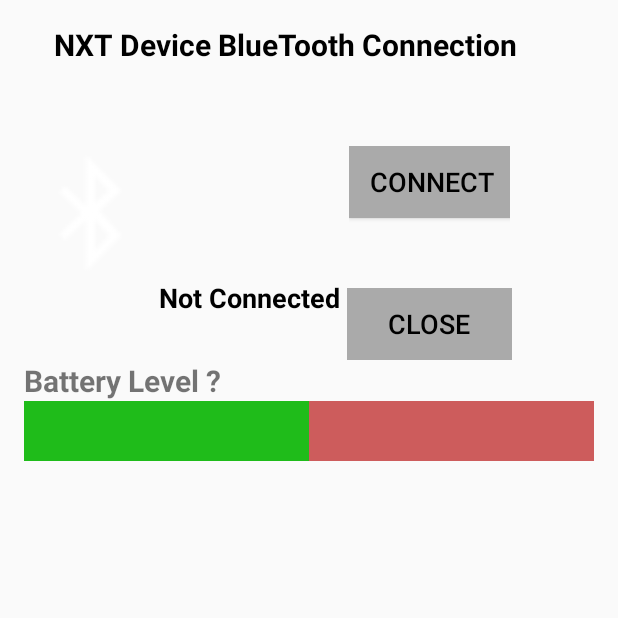
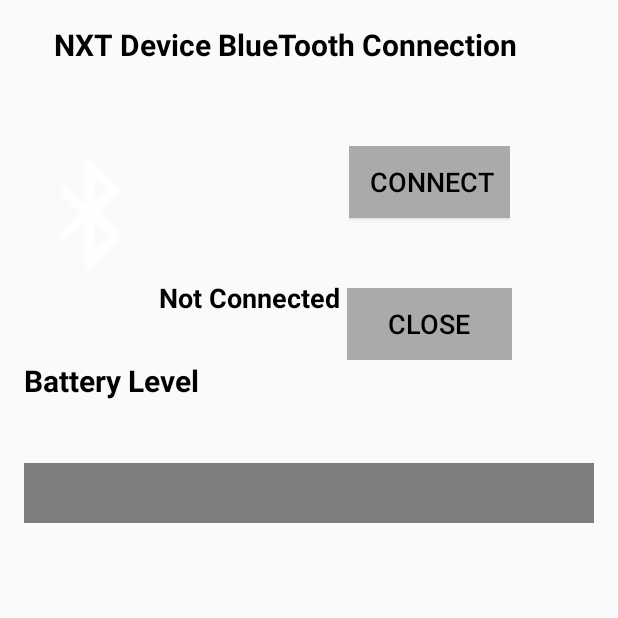
Before and after one commit to COSC526RobotsAreUs/RobotCar, an Android app: the ConnectActivity screen opened directly, with no data from a screen before it, on a phone screen of 412 x 824 dp, the top half of it. Run offline under Robolectric (Android 15) with nearby library versions, the phone set to English and light mode, and no system bars.

Commit message:
Battery Level is Done

```diff
--- a/app/src/main/java/com/example/will/robotcar/BatteryLevelView.java
+++ b/app/src/main/java/com/example/will/robotcar/BatteryLevelView.java
@@ -28,7 +28,7 @@
         redPaint.setAntiAlias(true);
         redPaint.setStrokeWidth((float) 15);
         redPaint.setStyle(Paint.Style.FILL);
-        redPaint.setColor(Color.parseColor("#CD5C5C"));
+        redPaint.setColor(Color.parseColor("#7E7E7E"));
 
         float left = this.getLeft();
         float top = this.getTop();
--- a/app/src/main/java/com/example/will/robotcar/ConnectActivity.java
+++ b/app/src/main/java/com/example/will/robotcar/ConnectActivity.java
@@ -38,7 +38,6 @@
     boolean cv_moveFlag = false;
     ListView cv_Blist;
 
-    // BT Variables
     private BluetoothAdapter btInterface;
     private Set<BluetoothDevice> pairedDevices;
     private BluetoothDevice bd;
@@ -50,6 +49,7 @@
     private Button cv_connectBtn, cv_disconnectBtn;
     private ImageView flipImg;
     private TableLayout cv_tableLayout;
+    private TextView m_battery;
 
     private BatteryLevelView batteryLevelView;
 
@@ -62,7 +62,6 @@
         cv_connectBtn.setOnClickListener(this);
         cv_disconnectBtn = (Button) findViewById(R.id.xv_diconnectBtn);
         cv_disconnectBtn.setOnClickListener(this);
-        //cv_disconnectBtn.setEnabled(false);
 
         cv_conncStatusmsg=(TextView)findViewById(R.id.xv_connectionStatus);
         cv_connectDeviceNm=(TextView)findViewById(R.id.xv_connectedDevice);
@@ -70,13 +69,9 @@
 
         cv_tableLayout = (TableLayout) findViewById(R.id.xv_tLImgBtn);
 
+        m_battery = (TextView) findViewById(R.id.xv_BatteryLevel);
 
         setupBTMonitor();
-
-        batteryLevelView = (BatteryLevelView)findViewById(R.id.batteryLevelView);
-        batteryLevelView.setPercent(50);
-        int power = cfp_BatteryPower();
-        System.out.println("powerrrr" + power);
     }
 
     @Override
@@ -142,6 +137,13 @@
                             MainActivity.socket = bd.createRfcommSocketToServiceRecord(
                                     java.util.UUID.fromString("00001101-0000-1000-8000-00805F9B34FB"));
                             MainActivity.socket.connect();
+                            is = MainActivity.socket.getInputStream();
+                            os = MainActivity.socket.getOutputStream();
+                            batteryLevelView = (BatteryLevelView)findViewById(R.id.batteryLevelView);
+                            int power = cfp_BatteryPower();
+                            System.out.println("powerrrr" + power);
+                            batteryLevelView.setPercent(power);
+                            m_battery.setText("Battery Power  "+power);
 
                         }
                         catch (Exception e) {
@@ -176,8 +178,7 @@
                 if (intent.getAction().equals(
                         "android.bluetooth.device.action.ACL_CONNECTED")) {
                     try {
-                        is = MainActivity.socket.getInputStream();
-                        os = MainActivity.socket.getOutputStream();
+
                         cv_conncStatusmsg.setText("Connected");
                         cv_tableLayout.setBackgroundColor(Color.parseColor("#636F57"));
 
--- a/app/src/main/res/layout/connect.xml
+++ b/app/src/main/res/layout/connect.xml
@@ -126,19 +126,22 @@
         android:layout_width="wrap_content"
         android:layout_height="wrap_content"
 
-        android:id="@+id/editText"
-        android:text="Battery Level ?"
+        android:id="@+id/xv_BatteryLevel"
+        android:text="Battery Level"
         android:layout_below="@+id/tableLayout4"
         android:layout_alignParentLeft="true"
         android:layout_alignParentStart="true"
         android:textSize="20sp"
+        android:textColor="#000000"
         android:textStyle="bold"/>
 
     <com.example.will.robotcar.BatteryLevelView
         android:layout_width="wrap_content"
         android:layout_height="40sp"
         android:id="@+id/batteryLevelView"
-        android:layout_below="@+id/editText"
-        android:layout_centerHorizontal="true" />
+        android:layout_below="@+id/xv_BatteryLevel"
+        android:layout_alignParentLeft="true"
+        android:layout_alignParentStart="true"
+        android:layout_marginTop="41dp" />
 
 </RelativeLayout>
```
Also changed, not shown: app/src/main/java/com/example/will/robotcar/DriveActivity.java (+5 -50 lines), app/src/main/java/com/example/will/robotcar/MainActivity.java (+13 -0 lines).
